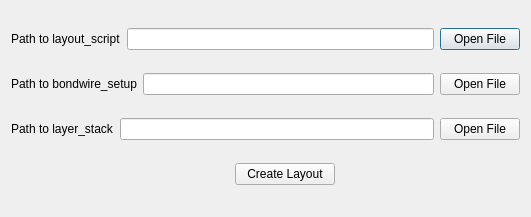
e3da/PowerSynth2-core, file NEW_UI/ui/editLayout.ui: the form before one commit.
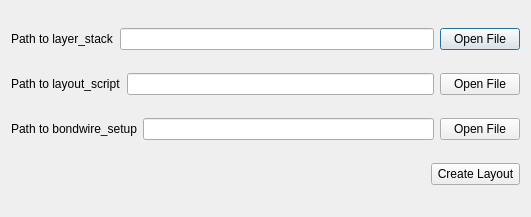
The form after the commit.

```diff
--- a/NEW_UI/ui/editLayout.ui
+++ b/NEW_UI/ui/editLayout.ui
@@ -14,6 +14,45 @@
    <string>Initial Structure and Layout</string>
   </property>
   <layout class="QVBoxLayout" name="verticalLayout">
+   <item>
+    <layout class="QHBoxLayout" name="horizontalLayout_4">
+     <item>
+      <widget class="QLabel" name="label_4">
+       <property name="text">
+        <string>Path to layer_stack</string>
+       </property>
+      </widget>
+     </item>
+     <item>
+      <widget class="QLineEdit" name="lineEdit_layer"/>
+     </item>
+     <item>
+      <widget class="QPushButton" name="btn_open_layout_stack">
+       <property name="sizePolicy">
+        <sizepolicy hsizetype="Maximum" vsizetype="Fixed">
+         <horstretch>0</horstretch>
+         <verstretch>0</verstretch>
+        </sizepolicy>
+       </property>
+       <property name="minimumSize">
+        <size>
+         <width>0</width>
+         <height>0</height>
+        </size>
+       </property>
+       <property name="maximumSize">
+        <size>
+         <width>85</width>
+         <height>16777215</height>
+        </size>
+       </property>
+       <property name="text">
+        <string>Open File</string>
+       </property>
+      </widget>
+     </item>
+    </layout>
+   </item>
    <item>
     <layout class="QHBoxLayout" name="horizontalLayout_2">
      <item>
@@ -92,45 +131,6 @@
      </item>
     </layout>
    </item>
-   <item>
-    <layout class="QHBoxLayout" name="horizontalLayout_4">
-     <item>
-      <widget class="QLabel" name="label_4">
-       <property name="text">
-        <string>Path to layer_stack</string>
-       </property>
-      </widget>
-     </item>
-     <item>
-      <widget class="QLineEdit" name="lineEdit_4"/>
-     </item>
-     <item>
-      <widget class="QPushButton" name="btn_open_layout_stack">
-       <property name="sizePolicy">
-        <sizepolicy hsizetype="Maximum" vsizetype="Fixed">
-         <horstretch>0</horstretch>
-         <verstretch>0</verstretch>
-        </sizepolicy>
-       </property>
-       <property name="minimumSize">
-        <size>
-         <width>0</width>
-         <height>0</height>
-        </size>
-       </property>
-       <property name="maximumSize">
-        <size>
-         <width>85</width>
-         <height>16777215</height>
-        </size>
-       </property>
-       <property name="text">
-        <string>Open File</string>
-       </property>
-      </widget>
-     </item>
-    </layout>
-   </item>
    <item>
     <layout class="QHBoxLayout" name="horizontalLayout_5">
      <item>
@@ -139,11 +139,11 @@
         <enum>Qt::Horizontal</enum>
        </property>
        <property name="sizeType">
-        <enum>QSizePolicy::Minimum</enum>
+        <enum>QSizePolicy::Maximum</enum>
        </property>
        <property name="sizeHint" stdset="0">
         <size>
-         <width>40</width>
+         <width>420</width>
          <height>20</height>
         </size>
        </property>
```
Left out of the diff: 4 changed lines with no effect on the pictures.
